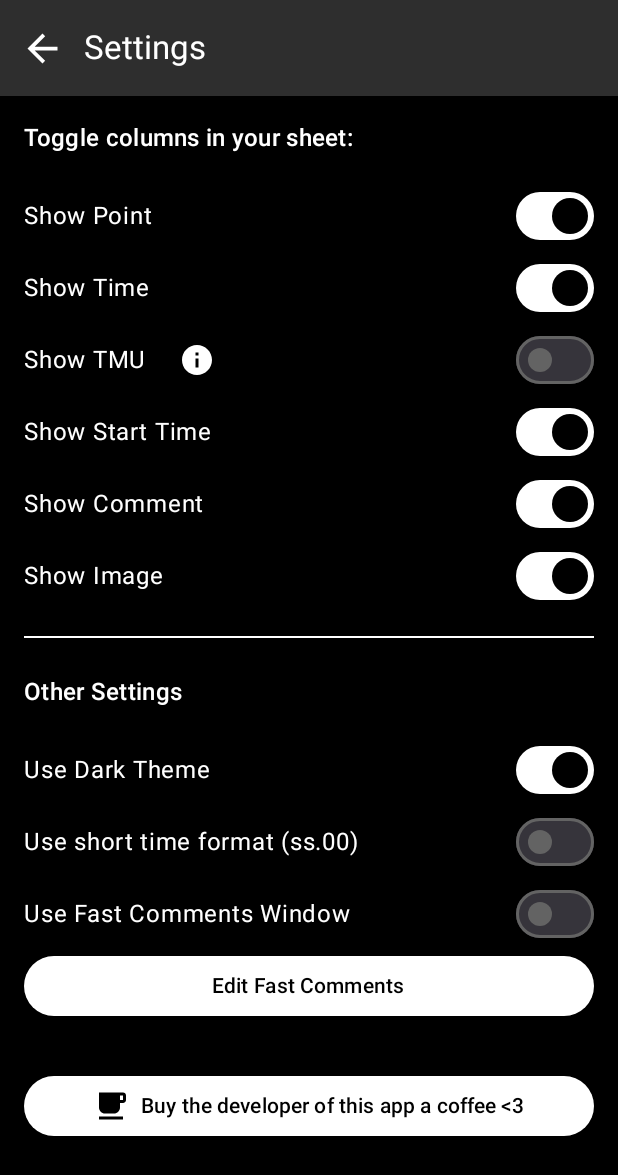
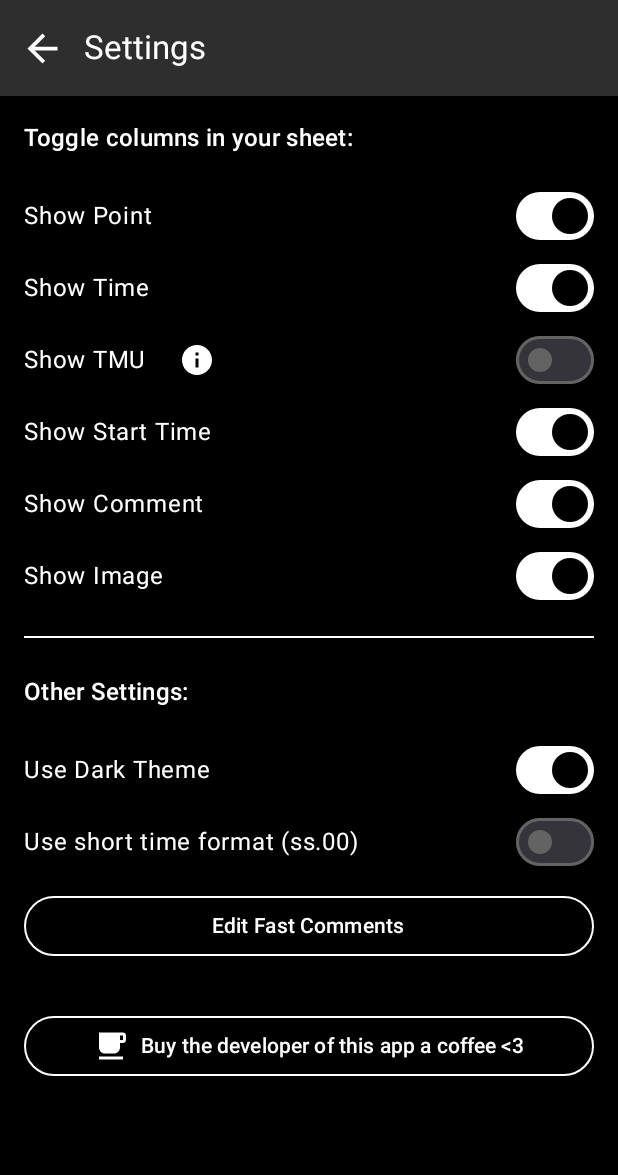
Before and after one commit to eliasnollnollett/Stopwatch-Metrics, an Android app built with Jetpack Compose: the screen it shows after launch (MainActivity), after a tap on "Settings", on a phone screen of 412 x 824 dp. Shown: the top 1175 px of the screen. Run offline under Robolectric (Android 15) with nearby library versions, the light colour scheme and no system bars; our stand-ins replace accompanist; libraries missing offline, so code that uses them is left out: androidx.camera.core, androidx.camera.lifecycle, androidx.camera.view, androidx.core.app, androidx.core.content and 9 more; pictures from the network do not load; 1 other tap on this screen came first.

Commit message:
Edited look for "Edit fast comments" and "Buy the developer..."

```diff
--- a/app/src/main/java/com/example/stopwatchmetrics/MainActivity.kt
+++ b/app/src/main/java/com/example/stopwatchmetrics/MainActivity.kt
@@ -145,6 +145,8 @@ import kotlin.math.cos
 import kotlin.math.min
 import kotlin.math.sin
 import androidx.camera.core.Preview as CameraXPreview
+import androidx.compose.foundation.BorderStroke
+
 
 // --- Helper Functions & Data Classes ---
 
@@ -1247,7 +1249,7 @@ fun SettingsScreen(
             Spacer(modifier = Modifier.height(16.dp))
 
             Text(
-                text = "Other Settings",
+                text = "Other Settings:",
                 style = MaterialTheme.typography.titleMedium,
                 modifier = Modifier
                     .fillMaxWidth()
@@ -1280,29 +1282,42 @@ fun SettingsScreen(
                 }
             )
 
-            SettingsRow(
-                label = "Use Fast Comments Window",
-                checked = fastCommentsSettings.enabled,
-                onCheckedChange = { onFastCommentsChange(fastCommentsSettings.copy(enabled = it)) }
-            )
-            Button(
+            Spacer(Modifier.height(8.dp))
+
+            // EDIT FAST COMMENTS
+            OutlinedButton(
                 onClick = { showFastCommentsEditDialog = true },
-                modifier = Modifier.fillMaxWidth()
+                modifier = Modifier.fillMaxWidth(),
+                border = BorderStroke(1.dp, MaterialTheme.colorScheme.onBackground),
+                colors = ButtonDefaults.outlinedButtonColors(
+                    containerColor = MaterialTheme.colorScheme.background,
+                    contentColor   = MaterialTheme.colorScheme.onBackground
+                )
             ) {
                 Text("Edit Fast Comments")
             }
 
             Spacer(Modifier.height(32.dp))
 
-            Button(
+
+// BUY A COFFEE
+            OutlinedButton(
                 onClick = {
-                    val intent = Intent(Intent.ACTION_VIEW, Uri.parse("https://buymeacoffee.com/elias_svensson_apps"))
+                    val intent = Intent(
+                        Intent.ACTION_VIEW,
+                        Uri.parse("https://buymeacoffee.com/elias_svensson_apps")
+                    )
                     context.startActivity(intent)
                 },
-                modifier = Modifier.fillMaxWidth()
+                modifier = Modifier.fillMaxWidth(),
+                border = BorderStroke(1.dp, MaterialTheme.colorScheme.onBackground),
+                colors = ButtonDefaults.outlinedButtonColors(
+                    containerColor = MaterialTheme.colorScheme.background,
+                    contentColor   = MaterialTheme.colorScheme.onBackground
+                )
             ) {
                 Icon(
-                    imageVector = Icons.Default.LocalCafe,
+                    Icons.Default.LocalCafe,
                     contentDescription = "Coffee Icon",
                     modifier = Modifier.size(24.dp)
                 )
```
